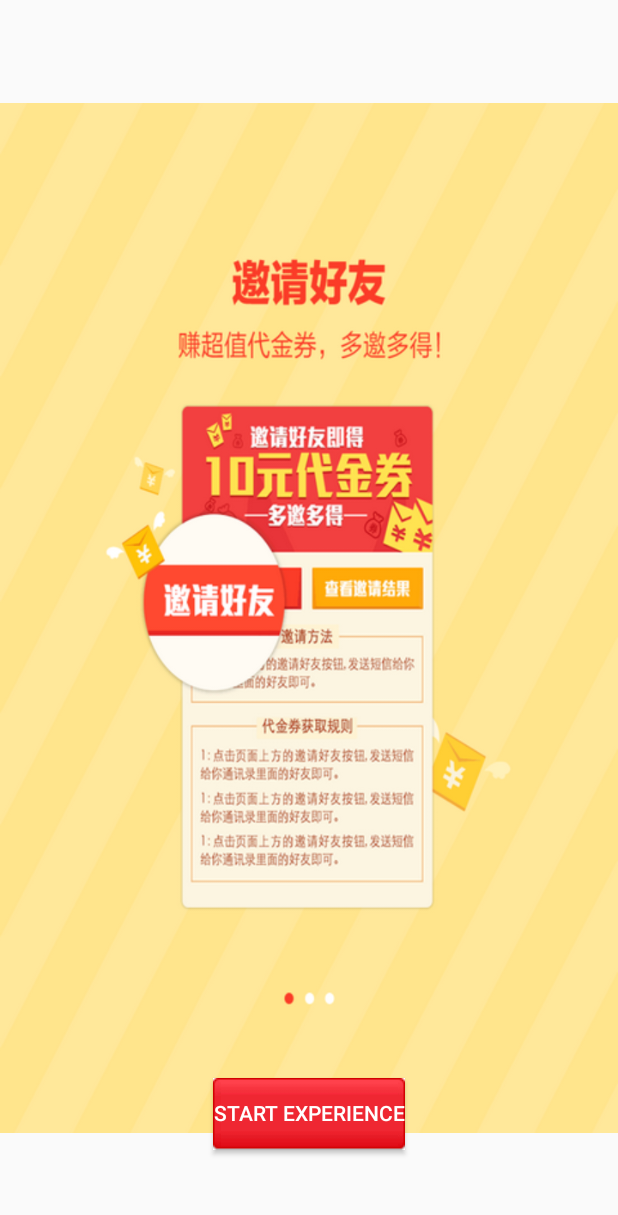
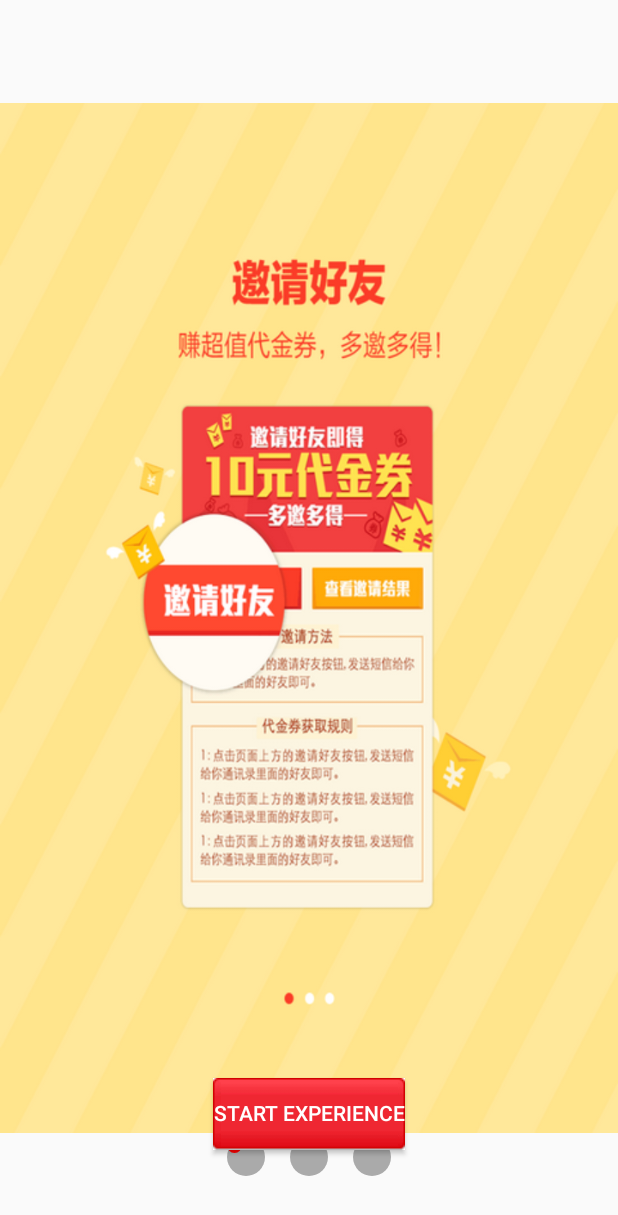
Before and after one commit to EdwinGuo/WisdomApp, an Android app: the GuideActivity screen opened directly, with no data from a screen before it, on a phone screen of 412 x 824 dp. Shown: the top 1215 px of the screen. Run offline under Robolectric (Android 15) with nearby library versions, the phone set to English and light mode, and no system bars.

Commit message:
guide points. day1-05

```diff
--- a/app/src/main/java/guo/edwin/wisdomapp/GuideActivity.java
+++ b/app/src/main/java/guo/edwin/wisdomapp/GuideActivity.java
@@ -8,6 +8,8 @@ import android.view.View;
 import android.view.ViewGroup;
 import android.view.Window;
 import android.widget.ImageView;
+import android.widget.LinearLayout;
+import android.widget.RelativeLayout;
 
 import java.util.ArrayList;
 
@@ -27,23 +29,43 @@ public class GuideActivity extends Activity {
     // image view to hold to image
     ArrayList<ImageView> guideImgViews = new ArrayList<ImageView>();
 
+    // linear layout for the grey/red points
+    LinearLayout guide_ll;
+
     @Override
     protected void onCreate(Bundle savedInstanceState) {
         super.onCreate(savedInstanceState);
         requestWindowFeature(Window.FEATURE_NO_TITLE);
         setContentView(R.layout.acitivity_guide);
         guideVP = (ViewPager) findViewById(R.id.guide_vp);
+        guide_ll = (LinearLayout) findViewById(R.id.guide_ll_btn_group);
+
         initView();
         guideVP.setAdapter(new GuidePager());
 
     }
 
     public void initView(){
+        // instantinate the images as well as the guide
+        // points
         for(int i=0; i<guideImages.length; i++){
             ImageView guideV = new ImageView(this);
             guideV.setImageResource(guideImages[i]);
             guideImgViews.add(guideV);
+
+            // instantinate the points
+            View greyPointView = new View(this);
+            LinearLayout.LayoutParams guide_llp = new LinearLayout.LayoutParams(38, 38);
+            if(i > 0){
+                guide_llp.leftMargin = 25;
+            }
+            greyPointView.setLayoutParams(guide_llp);
+            greyPointView.setBackgroundResource(R.drawable.guide_grey_point);
+            guide_ll.addView(greyPointView);
         }
+
+        //View guide_red_point = findViewById(R.id.guide_ll_point_red);
+        //guide_red_point.setLayoutParams(new RelativeLayout.LayoutParams(38, 38));
 
     }
 
--- /dev/null
+++ b/app/src/main/res/drawable/guide_grey_point.xml
@@ -0,0 +1,4 @@
+<shape xmlns:android="http://schemas.android.com/apk/res/android"
+    android:shape="oval" >
+    <solid android:color="@android:color/darker_gray" />
+</shape>
--- /dev/null
+++ b/app/src/main/res/drawable/guide_red_point.xml
@@ -0,0 +1,4 @@
+<shape xmlns:android="http://schemas.android.com/apk/res/android"
+    android:shape="oval" >
+    <solid android:color="#F00" />
+</shape>
--- a/app/src/main/res/layout/acitivity_guide.xml
+++ b/app/src/main/res/layout/acitivity_guide.xml
@@ -20,13 +20,30 @@
         android:layout_marginBottom="57dp"
         />
 
-    <LinearLayout
-        android:id="@+id/guide_ll"
+
+    <RelativeLayout
         android:layout_width="wrap_content"
         android:layout_height="wrap_content"
-        android:orientation="horizontal">
+        android:layout_alignParentBottom="true"
+        android:layout_marginBottom="40dp"
+        android:layout_centerHorizontal="true"
+        >
+        <LinearLayout
+            android:id="@+id/guide_ll_btn_group"
+            android:orientation="horizontal"
+            android:layout_width="wrap_content"
+            android:layout_height="wrap_content">
+        </LinearLayout>
 
-    </LinearLayout>
+        <View
+            android:id="@+id/guide_ll_point_red"
+            android:layout_width="10dp"
+            android:layout_height="10dp"
+            android:background="@drawable/guide_red_point">
+
+        </View>
+    </RelativeLayout>
+
 
 
 
```
